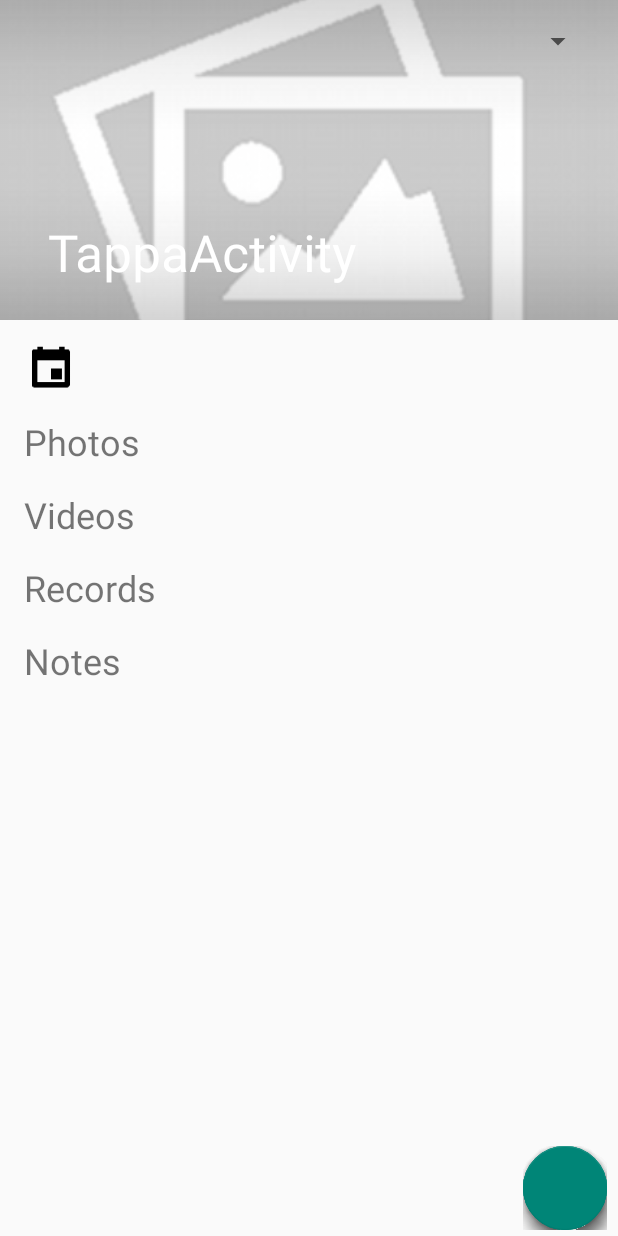
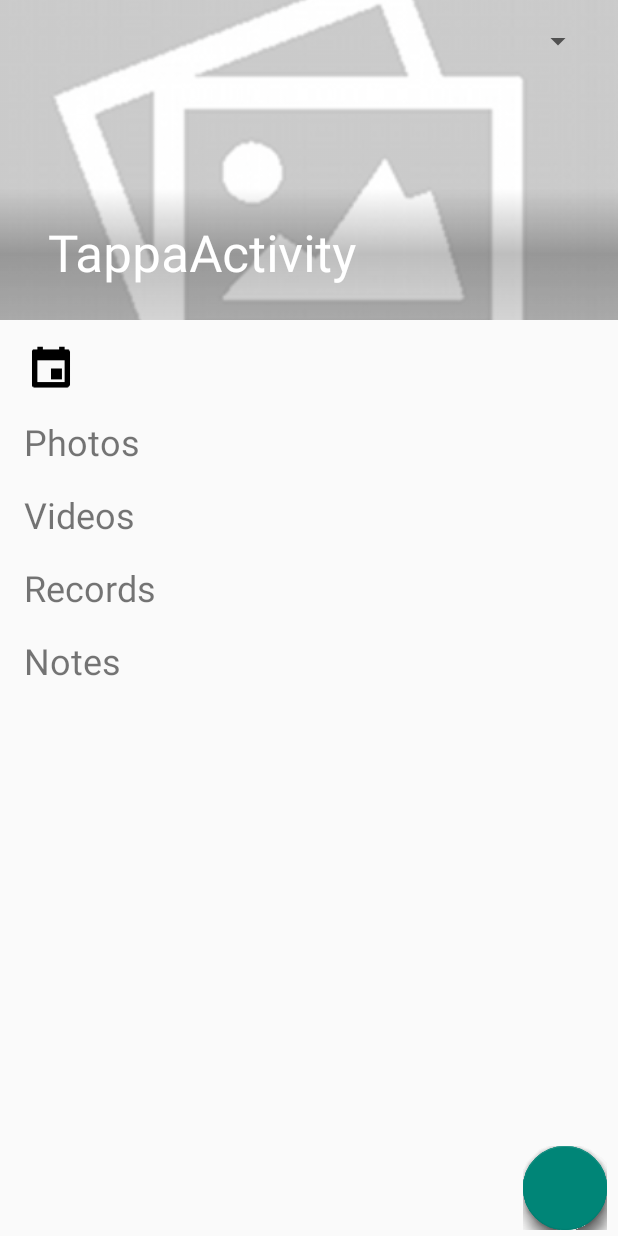
Before and after one commit to giacomolanciano/TakeATrip, an Android app: the TappaActivity screen opened directly, with no data from a screen before it, on a phone screen of 412 x 824 dp. Run offline under Robolectric (Android 15) with nearby library versions, the phone set to English and light mode, and no system bars; libraries missing offline, so code that uses them is left out: com.getbase.floatingactionbutton; plain views replace FloatingActionButton, FloatingActionsMenu; 13 statements that could not run were skipped.

Commit message:
aggiunto fabActionsMenu; sistemata sfumatura in coordinator layout

```diff
--- a/mobile/src/main/java/com/example/david/takeatrip/Activities/TappaActivity.java
+++ b/mobile/src/main/java/com/example/david/takeatrip/Activities/TappaActivity.java
@@ -23,6 +23,8 @@ import com.example.david.takeatrip.Fragments.DatePickerFragment;
 import com.example.david.takeatrip.R;
 import com.example.david.takeatrip.Utilities.Constants;
 import com.example.david.takeatrip.Utilities.DatesUtils;
+import com.getbase.floatingactionbutton.FloatingActionButton;
+import com.getbase.floatingactionbutton.FloatingActionsMenu;
 
 import java.util.Calendar;
 import java.util.Date;
@@ -37,6 +39,9 @@ public class TappaActivity extends AppCompatActivity implements DatePickerDialog
     TextView textDataTappa;
     private String[] strings, subs;
     private int[] arr_images;
+
+    private FloatingActionsMenu fabMenu;
+    private FloatingActionButton buttonAddNote, buttonAddRecord, buttonAddVideo, buttonAddPhoto;
 
     @Override
     protected void onCreate(Bundle savedInstanceState) {
@@ -102,21 +107,93 @@ public class TappaActivity extends AppCompatActivity implements DatePickerDialog
 
 
 
-//        FloatingActionButton fab = (FloatingActionButton) findViewById(R.id.fab);
-//        if (fab != null) {
-//            fab.setOnClickListener(new View.OnClickListener() {
-//                @Override
-//                public void onClick(View view) {
-//
-//
-////                    Snackbar.make(view, "Replace with your own action", Snackbar.LENGTH_LONG)
-////                            .setAction("Action", null).show();
-//
-//                    //TODO inserire logica per inserimento nuovo contenuto nella tappa
-//
-//                }
-//            });
-//        }
+
+        fabMenu = (FloatingActionsMenu) findViewById(R.id.menuInserimentoContenuti);
+        if (fabMenu != null) {
+
+        }
+
+
+        buttonAddNote = (FloatingActionButton) findViewById(R.id.buttonAddNote);
+        if (buttonAddNote != null) {
+            buttonAddNote.setIcon(R.drawable.ic_edit_black_36dp);
+
+            buttonAddNote.setOnClickListener(new View.OnClickListener() {
+                @Override
+                public void onClick(View view) {
+
+                    Log.i("TEST", "add note pressed");
+
+
+//                    Snackbar.make(view, "Replace with your own action", Snackbar.LENGTH_LONG)
+//                            .setAction("Action", null).show();
+
+                    //TODO inserire logica per inserimento nuovo contenuto nella tappa
+
+                }
+            });
+        }
+
+        buttonAddRecord = (FloatingActionButton) findViewById(R.id.buttonAddRecord);
+        if (buttonAddRecord != null) {
+            buttonAddRecord.setIcon(R.drawable.ic_mic_black_36dp);
+
+            buttonAddRecord.setOnClickListener(new View.OnClickListener() {
+                @Override
+                public void onClick(View view) {
+
+                    Log.i("TEST", "add record pressed");
+
+
+//                    Snackbar.make(view, "Replace with your own action", Snackbar.LENGTH_LONG)
+//                            .setAction("Action", null).show();
+
+                    //TODO inserire logica per inserimento nuovo contenuto nella tappa
+
+                }
+            });
+        }
+
+        buttonAddVideo = (FloatingActionButton) findViewById(R.id.buttonAddVideo);
+        if (buttonAddVideo != null) {
+            buttonAddVideo.setIcon(R.drawable.ic_videocam_black_36dp);
+
+            buttonAddVideo.setOnClickListener(new View.OnClickListener() {
+                @Override
+                public void onClick(View view) {
+
+                    Log.i("TEST", "add video pressed");
+
+
+//                    Snackbar.make(view, "Replace with your own action", Snackbar.LENGTH_LONG)
+//                            .setAction("Action", null).show();
+
+                    //TODO inserire logica per inserimento nuovo contenuto nella tappa
+
+                }
+            });
+        }
+
+        buttonAddPhoto = (FloatingActionButton) findViewById(R.id.buttonAddPhoto);
+        if (buttonAddPhoto != null) {
+            buttonAddPhoto.setIcon(R.drawable.ic_photo_camera_black_36dp);
+
+            buttonAddPhoto.setOnClickListener(new View.OnClickListener() {
+                @Override
+                public void onClick(View view) {
+
+                    Log.i("TEST", "add photo pressed");
+
+
+//                    Snackbar.make(view, "Replace with your own action", Snackbar.LENGTH_LONG)
+//                            .setAction("Action", null).show();
+
+                    //TODO inserire logica per inserimento nuovo contenuto nella tappa
+
+                }
+            });
+        }
+
 
     }
 
@@ -173,6 +250,8 @@ public class TappaActivity extends AppCompatActivity implements DatePickerDialog
 
     private class PrivacyLevelAdapter extends ArrayAdapter<String> {
 
+        //TODO inner class da rimuovere una volta sistemato l'adapter esterno
+
 
         public PrivacyLevelAdapter(Context context, int textViewResourceId, String[] strings) {
             super(context, textViewResourceId, strings);
--- /dev/null
+++ b/mobile/src/main/res/drawable/fab_label_background.xml
@@ -0,0 +1,11 @@
+<?xml version="1.0" encoding="utf-8"?>
+<shape xmlns:android="http://schemas.android.com/apk/res/android">
+    <solid android:color="@color/black_semi_transparent"/>
+    <padding
+        android:left="16dp"
+        android:top="4dp"
+        android:right="16dp"
+        android:bottom="4dp"/>
+    <corners
+        android:radius="2dp"/>
+</shape>
--- a/mobile/src/main/res/layout/activity_tappa.xml
+++ b/mobile/src/main/res/layout/activity_tappa.xml
@@ -4,8 +4,7 @@
     xmlns:android="http://schemas.android.com/apk/res/android"
     xmlns:app="http://schemas.android.com/apk/res-auto"
     android:layout_width="match_parent"
-    android:layout_height="match_parent"
-    xmlns:fab="http://schemas.android.com/tools">
+    android:layout_height="match_parent">
 
     <!--android:fitsSystemWindows="true"-->
     <!--xmlns:tools="http://schemas.android.com/tools"-->
@@ -29,6 +28,7 @@
 
             <ImageView
                 android:src="@drawable/empty_image"
+                android:id="@+id/coverImageTappa"
                 app:layout_scrollFlags="scroll|enterAlways|enterAlwaysCollapsed"
                 android:layout_width="match_parent"
                 android:layout_height="wrap_content"
@@ -60,17 +60,17 @@
 
             </android.support.v7.widget.Toolbar>
 
-            <View
-                android:layout_width="match_parent"
-                android:layout_height="@dimen/sheet_text_scrim_height_top"
-                android:background="@drawable/scrim_top"
-                app:layout_collapseMode="pin"/>
+            <!--<View-->
+                <!--android:layout_width="match_parent"-->
+                <!--android:layout_height="@dimen/sheet_text_scrim_height_top"-->
+                <!--android:background="@drawable/scrim_top"-->
+                <!--app:layout_collapseMode="pin"/>-->
 
             <View
                 android:layout_width="match_parent"
                 android:layout_height="@dimen/sheet_text_scrim_height_bottom"
                 android:layout_gravity="bottom"
-                android:layout_alignBottom="@+id/image"
+                android:layout_alignBottom="@+id/coverImageTappa"
                 android:background="@drawable/scrim_bottom"/>
 
         </android.support.design.widget.CollapsingToolbarLayout>
@@ -337,55 +337,59 @@
 
 
     <com.getbase.floatingactionbutton.FloatingActionsMenu
-        android:id="@+id/right_labels"
+        android:id="@+id/menuInserimentoContenuti"
         android:layout_width="wrap_content"
         android:layout_height="wrap_content"
         android:layout_gravity="bottom|end"
         android:layout_marginRight="@dimen/floating_action_menu_margin_right"
         android:layout_marginBottom="@dimen/floating_action_menu_margin_bottom"
-        fab:fab_addButtonColorNormal="@color/white"
-        fab:fab_addButtonColorPressed="@color/white_pressed"
-        fab:fab_addButtonPlusIconColor="@color/half_black"
-        fab:fab_labelStyle="@style/menu_labels_style"
-        fab:fab_labelsPosition="left"
+        app:fab_addButtonColorNormal="@color/blue"
+        app:fab_addButtonColorPressed="@color/blue_semi_transparent_pressed"
+        app:fab_addButtonPlusIconColor="@color/biancoPallido"
+        app:fab_labelsPosition="left"
+        app:fab_labelStyle="@style/menu_labels_style"
         >
 
 
 
         <com.getbase.floatingactionbutton.FloatingActionButton
+            android:id="@+id/buttonAddNote"
             android:layout_width="wrap_content"
             android:layout_height="wrap_content"
-            fab:fab_colorNormal="@color/white"
-            fab:fab_title="Label on the right"
-            fab:fab_colorPressed="@color/white_pressed"
-            fab:fab_size="mini"
+            app:fab_colorNormal="@color/biancoPallido"
+            app:fab_title="@string/addNote"
+            app:fab_colorPressed="@color/white_pressed"
+            app:fab_size="mini"
             />
 
         <com.getbase.floatingactionbutton.FloatingActionButton
+            android:id="@+id/buttonAddRecord"
             android:layout_width="wrap_content"
             android:layout_height="wrap_content"
-            fab:fab_colorNormal="@color/white"
-            fab:fab_size="mini"
-            fab:fab_title="Another one on the right"
-            fab:fab_colorPressed="@color/white_pressed"
+            app:fab_colorNormal="@color/biancoPallido"
+            app:fab_size="mini"
+            app:fab_title="@string/addRecord"
+            app:fab_colorPressed="@color/white_pressed"
             />
 
         <com.getbase.floatingactionbutton.FloatingActionButton
+            android:id="@+id/buttonAddVideo"
             android:layout_width="wrap_content"
             android:layout_height="wrap_content"
-            fab:fab_colorNormal="@color/white"
-            fab:fab_size="mini"
-            fab:fab_title="Another one on the right"
-            fab:fab_colorPressed="@color/white_pressed"
+            app:fab_colorNormal="@color/biancoPallido"
+            app:fab_size="mini"
+            app:fab_title="@string/addVideo"
+            app:fab_colorPressed="@color/white_pressed"
             />
 
         <com.getbase.floatingactionbutton.FloatingActionButton
+            android:id="@+id/buttonAddPhoto"
             android:layout_width="wrap_content"
             android:layout_height="wrap_content"
-            fab:fab_colorNormal="@color/white"
-            fab:fab_size="mini"
-            fab:fab_title="Another one on the right"
-            fab:fab_colorPressed="@color/white_pressed"
+            app:fab_colorNormal="@color/biancoPallido"
+            app:fab_size="mini"
+            app:fab_title="@string/addPhoto"
+            app:fab_colorPressed="@color/white_pressed"
             />
 
     </com.getbase.floatingactionbutton.FloatingActionsMenu>
--- a/mobile/src/main/res/values/color.xml
+++ b/mobile/src/main/res/values/color.xml
@@ -13,8 +13,12 @@
 
     <color name="translucent_scrim_top">#26000000</color>
     <color name="translucent_scrim_top_center">#0C000000</color>
+
+    <!--<color name="translucent_scrim_bottom">#2A000000</color>-->
+    <!--<color name="translucent_scrim_bottom_center">#0D000000</color>-->
+
     <color name="translucent_scrim_bottom">#2A000000</color>
-    <color name="translucent_scrim_bottom_center">#0D000000</color>
+    <color name="translucent_scrim_bottom_center">#40000000</color>
 
 
 
--- a/mobile/src/main/res/values/colors.xml
+++ b/mobile/src/main/res/values/colors.xml
@@ -4,4 +4,13 @@
 
     <color name="screen_background_holo_light">#fff3f3f5</color>
 
+    <color name="black_semi_transparent">#B2000000</color>
+    <color name="background">#e5e5e5</color>
+    <color name="half_black">#808080</color>
+    <color name="white_pressed">#f1f1f1</color>
+    <color name="pink">#e91e63</color>
+    <color name="pink_pressed">#ec407a</color>
+    <color name="blue_semi_transparent">#805677fc</color>
+    <color name="blue_semi_transparent_pressed">#80738ffe</color>
+
 </resources>
--- a/mobile/src/main/res/values/strings.xml
+++ b/mobile/src/main/res/values/strings.xml
@@ -79,6 +79,7 @@
     <string name="Photos">Photos</string>
     <string name="Create">Create</string>
     <string name="Cancel">Cancel</string>
+
 
 
     <string-array name="livelliUmidita">
@@ -228,5 +229,10 @@
     <string name="hello_blank_fragment">Hello blank fragment</string>
     <string name="NoTravels">No travels found</string>
 
+    <string name="addNote">Add new note</string>
+    <string name="addRecord">Add new record</string>
+    <string name="addVideo">Add new video</string>
+    <string name="addPhoto">Add new photo</string>
+
 
 </resources>
--- a/mobile/src/main/res/values/styles.xml
+++ b/mobile/src/main/res/values/styles.xml
@@ -32,5 +32,10 @@
         <item name="android:background">@color/black_overlay</item>
     </style>
 
+    <style name="menu_labels_style">
+        <item name="android:background">@drawable/fab_label_background</item>
+        <item name="android:textColor">@color/white</item>
+    </style>
+
 
 </resources>
```
Also changed, not shown: 935 other files.
